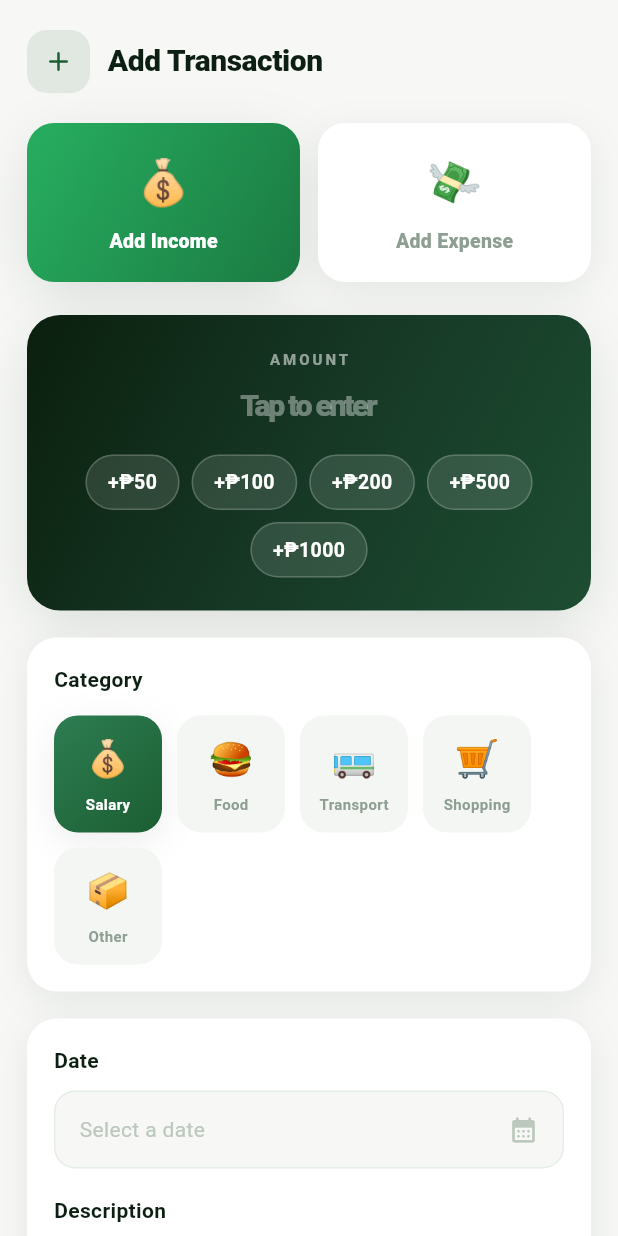
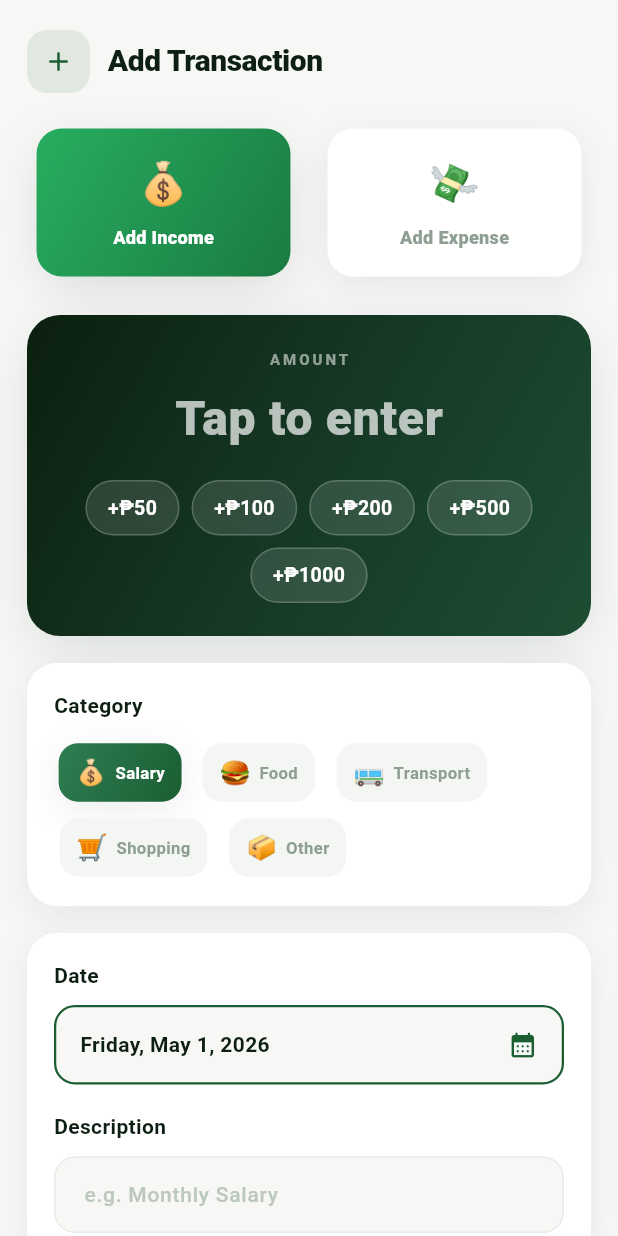
Before and after one commit to Kuyalester05/budget_tracker, a Flutter app: the AddTransactionScreen screen opened directly with empty values, on a phone screen of 412 x 824 dp. Run offline on Flutter 3.47's test engine with Material 3 defaults, Android fonts, the phone set to English and light mode, and no system bars; our stand-ins replace shared_preferences, sqflite; accounts and stored records are empty; Roboto replaces fonts that are missing (Poppins).

Commit message:
fix: UI improvements and UX enhancements across core screens
- Increase "Tap to enter" font size and visibility in add transaction screen
- Redesign category cards from square tiles to compact horizontal pills
- Auto-fill date field with today's date on add transaction screen
- Fix y-axis top label from ₱1K to ₱5K in analytics chart
- Fix ₱0 alignment to properly align with chart baseline
- Center the FAB plus button using Stack layout in bottom nav
- Add press scale animations to type toggle and category chip buttons
- Add InkWell ripple feedback to transaction items and tab buttons
- Add AnimatedSwitcher to nav icons on active state
- Change expense badge color to red for clearer income/expense distinction

```diff
--- /dev/null
+++ b/devtools_options.yaml
@@ -0,0 +1,3 @@
+description: This file stores settings for Dart & Flutter DevTools.
+documentation: https://docs.flutter.dev/tools/devtools/extensions#configure-extension-enablement-states
+extensions:
--- a/lib/screens/add_transaction_screen.dart
+++ b/lib/screens/add_transaction_screen.dart
@@ -21,7 +21,7 @@ class _AddTransactionScreenState extends State<AddTransactionScreen> {
   TransactionType _type = TransactionType.income;
   double _amount = 0;
   TransactionCategory _category = TransactionCategory.salary;
-  DateTime? _date;
+  DateTime _date = DateTime.now();
   final _descController = TextEditingController();
 
   static const List<double> _quickAmounts = [50, 100, 200, 500, 1000];
@@ -37,7 +37,7 @@ class _AddTransactionScreenState extends State<AddTransactionScreen> {
   Future<void> _pickDate() async {
     final picked = await showDatePicker(
       context: context,
-      initialDate: _date ?? DateTime.now(),
+      initialDate: _date,
       firstDate: DateTime(2020),
       lastDate: DateTime(2100),
       builder: (ctx, child) => Theme(
@@ -56,13 +56,9 @@ class _AddTransactionScreenState extends State<AddTransactionScreen> {
       _showSnack('Please enter an amount greater than ₱0.', isError: true);
       return;
     }
-    if (_date == null) {
-      _showSnack('Please select a date.', isError: true);
-      return;
-    }
     final now = DateTime.now();
     final transactionDate = DateTime(
-      _date!.year, _date!.month, _date!.day,
+      _date.year, _date.month, _date.day,
       now.hour, now.minute, now.second,
     );
     final desc = _descController.text.trim();
@@ -77,7 +73,7 @@ class _AddTransactionScreenState extends State<AddTransactionScreen> {
     await widget.onAdd(transaction);
     setState(() {
       _amount = 0;
-      _date = null;
+      _date = DateTime.now();
       _descController.clear();
       _category = TransactionCategory.salary;
       _type = TransactionType.income;
@@ -208,10 +204,11 @@ class _AddTransactionScreenState extends State<AddTransactionScreen> {
   Widget _typeButton(String label, String emoji, TransactionType type,
       LinearGradient activeGradient, Color inactiveBg) {
     final isSelected = _type == type;
-    return GestureDetector(
+    return _PressableScale(
       onTap: () => setState(() => _type = type),
       child: AnimatedContainer(
         duration: const Duration(milliseconds: 220),
+        curve: Curves.easeInOut,
         padding: const EdgeInsets.symmetric(vertical: 18),
         decoration: BoxDecoration(
           gradient: isSelected ? activeGradient : null,
@@ -268,12 +265,12 @@ class _AddTransactionScreenState extends State<AddTransactionScreen> {
                 Text(
                   _amount == 0 ? 'Tap to enter' : '₱${fmt.format(_amount)}',
                   style: TextStyle(
-                    fontSize: _amount == 0 ? 20 : 38,
+                    fontSize: _amount == 0 ? 32 : 38,
                     fontWeight: FontWeight.w900,
                     color: _amount == 0
-                        ? Colors.white38
+                        ? Colors.white70
                         : AppColors.goldLight,
-                    letterSpacing: -1.5,
+                    letterSpacing: _amount == 0 ? 0.5 : -1.5,
                   ),
                 ),
                 if (_amount > 0) ...[
@@ -390,30 +387,30 @@ class _AddTransactionScreenState extends State<AddTransactionScreen> {
             )),
         const SizedBox(height: 14),
         Wrap(
-          spacing: 10,
-          runSpacing: 10,
+          spacing: 8,
+          runSpacing: 8,
           children: categories.map((cat) {
             final isSelected = _category == cat;
-            return GestureDetector(
+            return _PressableScale(
               onTap: () => setState(() => _category = cat),
               child: AnimatedContainer(
                 duration: const Duration(milliseconds: 180),
-                width: 72,
-                padding: const EdgeInsets.symmetric(vertical: 12),
+                padding: const EdgeInsets.symmetric(horizontal: 12, vertical: 8),
                 decoration: BoxDecoration(
                   gradient: isSelected ? AppColors.buttonGradient : null,
                   color: isSelected ? null : AppColors.surfaceAlt,
-                  borderRadius: BorderRadius.circular(16),
+                  borderRadius: BorderRadius.circular(14),
                   boxShadow: isSelected ? AppColors.cardShadow : null,
                 ),
-                child: Column(
+                child: Row(
+                  mainAxisSize: MainAxisSize.min,
                   children: [
-                    Text(cat.emoji, style: const TextStyle(fontSize: 24)),
-                    const SizedBox(height: 6),
+                    Text(cat.emoji, style: const TextStyle(fontSize: 18)),
+                    const SizedBox(width: 6),
                     Text(
                       cat.label,
                       style: TextStyle(
-                        fontSize: 10,
+                        fontSize: 12,
                         fontWeight: FontWeight.w700,
                         color: isSelected ? Colors.white : AppColors.textGrey,
                       ),
@@ -448,32 +445,23 @@ class _AddTransactionScreenState extends State<AddTransactionScreen> {
               color: AppColors.offWhite,
               borderRadius: BorderRadius.circular(14),
               border: Border.all(
-                color: _date != null
-                    ? AppColors.primaryGreen
-                    : AppColors.cardBorder,
-                width: _date != null ? 1.5 : 1,
+                color: AppColors.primaryGreen,
+                width: 1.5,
               ),
             ),
             child: Row(
               mainAxisAlignment: MainAxisAlignment.spaceBetween,
               children: [
                 Text(
-                  _date == null
-                      ? 'Select a date'
-                      : DateFormat('EEEE, MMM d, yyyy').format(_date!),
-                  style: TextStyle(
+                  DateFormat('EEEE, MMM d, yyyy').format(_date),
+                  style: const TextStyle(
                     fontSize: 14,
-                    color: _date == null
-                        ? AppColors.textLight
-                        : AppColors.textDark,
-                    fontWeight:
-                        _date != null ? FontWeight.w600 : FontWeight.w400,
+                    color: AppColors.textDark,
+                    fontWeight: FontWeight.w600,
                   ),
                 ),
-                Icon(Icons.calendar_month_rounded,
-                    color: _date != null
-                        ? AppColors.primaryGreen
-                        : AppColors.textLight,
+                const Icon(Icons.calendar_month_rounded,
+                    color: AppColors.primaryGreen,
                     size: 20),
               ],
             ),
@@ -658,3 +646,59 @@ class _AddTransactionScreenState extends State<AddTransactionScreen> {
     );
   }
 }
+
+// ── Pressable scale widget for tap animations ─────────────────────────────────
+
+class _PressableScale extends StatefulWidget {
+  final Widget child;
+  final VoidCallback onTap;
+
+  const _PressableScale({required this.child, required this.onTap});
+
+  @override
+  State<_PressableScale> createState() => _PressableScaleState();
+}
+
+class _PressableScaleState extends State<_PressableScale>
+    with SingleTickerProviderStateMixin {
+  late final AnimationController _ctrl;
+  late final Animation<double> _scale;
+
+  @override
+  void initState() {
+    super.initState();
+    _ctrl = AnimationController(
+      vsync: this,
+      duration: const Duration(milliseconds: 100),
+      lowerBound: 0.0,
+      upperBound: 1.0,
+      value: 1.0,
+    );
+    _scale = Tween<double>(begin: 1.0, end: 0.93).animate(
+      CurvedAnimation(parent: _ctrl, curve: Curves.easeInOut),
+    );
+  }
+
+  @override
+  void dispose() {
+    _ctrl.dispose();
+    super.dispose();
+  }
+
+  void _onTapDown(TapDownDetails _) => _ctrl.forward();
+  void _onTapUp(TapUpDetails _) {
+    _ctrl.reverse();
+    widget.onTap();
+  }
+  void _onTapCancel() => _ctrl.reverse();
+
+  @override
+  Widget build(BuildContext context) {
+    return GestureDetector(
+      onTapDown: _onTapDown,
+      onTapUp: _onTapUp,
+      onTapCancel: _onTapCancel,
+      child: ScaleTransition(scale: _scale, child: widget.child),
+    );
+  }
+}
```
Also changed, not shown: lib/screens/analytics_screen.dart (+25 -7 lines), lib/screens/home_screen.dart (+30 -8 lines), lib/widgets/transaction_item.dart (+14 -3 lines).
